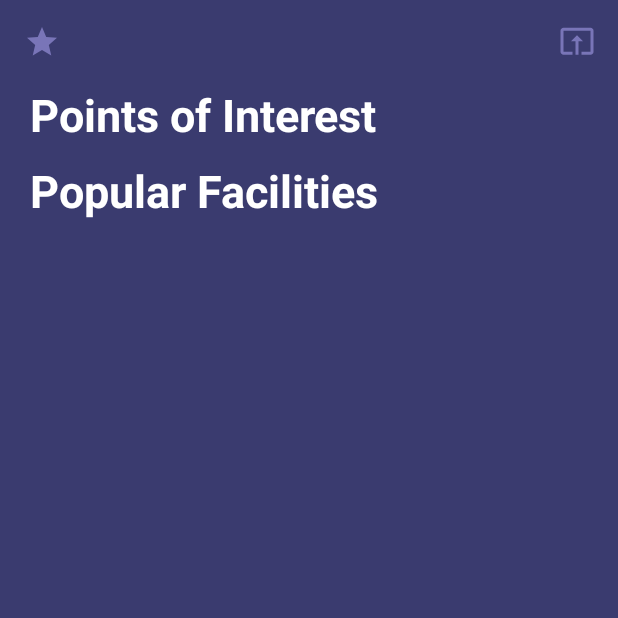
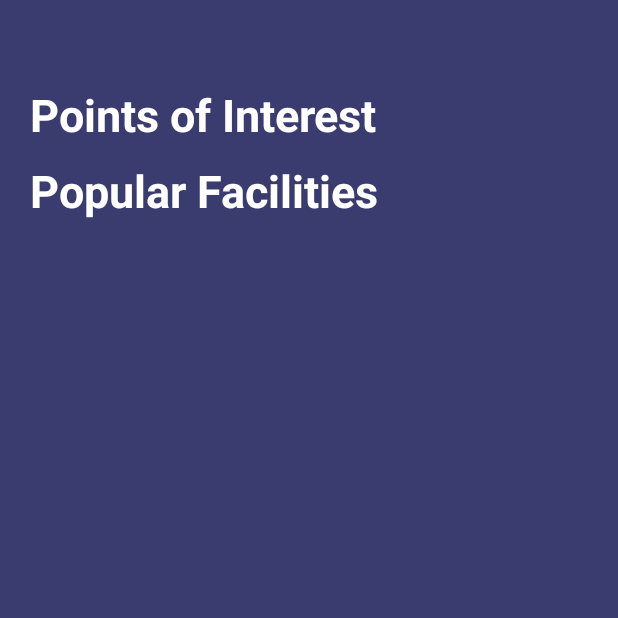
Before and after one commit to nevinjojo/navgo_android, an Android app: the screen it shows after launch (MainActivity), on a phone screen of 412 x 824 dp, the top half of it. Run offline under Robolectric (Android 15) with nearby library versions, the light colour scheme and no system bars; our stand-ins replace Firebase (no records; nobody signed in at launch, a user with empty details on screens opened directly), Picasso; pictures from the network do not load.

Commit message:
Rename package to ccdhb.navgo. Removed icons from menu_toolbar

```diff
--- a/app/build.gradle
+++ b/app/build.gradle
@@ -7,7 +7,7 @@ android {
     buildToolsVersion "29.0.3"
 
     defaultConfig {
-        applicationId "com.iuriidolotov.premiumsleepytime"
+        applicationId "com.ccdhb.navgo"
         minSdkVersion 21
         targetSdkVersion 29
         versionCode 1
--- a/app/src/main/AndroidManifest.xml
+++ b/app/src/main/AndroidManifest.xml
@@ -1,6 +1,6 @@
 <?xml version="1.0" encoding="utf-8"?>
 <manifest xmlns:android="http://schemas.android.com/apk/res/android"
-    package="com.iuriidolotov.sleepytime">
+    package="com.ccdhb.navgo">
 
     <uses-permission android:name="android.permission.ACCESS_NETWORK_STATE" />
     <uses-permission android:name="android.permission.INTERNET"/>
--- a/app/src/main/java/com/iuriidolotov/sleepytime/Activities/SplashActivity.kt
+++ b/app/src/main/java/com/ccdhb/navgo/Activities/SplashActivity.kt
@@ -8,12 +8,12 @@
 // THE ILLEGAL DISTRIBUTION IS PROHIBITED
 //
 
-package com.iuriidolotov.sleepytime.Activities
+package com.ccdhb.navgo.Activities
 
 import android.content.Intent
 import androidx.appcompat.app.AppCompatActivity
 import android.os.Bundle
-import com.iuriidolotov.sleepytime.R
+import com.ccdhb.navgo.R
 
 class SplashActivity: AppCompatActivity() {
 
--- a/app/src/main/java/com/iuriidolotov/sleepytime/Fragments/BreathFragment.kt
+++ b/app/src/main/java/com/ccdhb/navgo/Fragments/BreathFragment.kt
@@ -8,7 +8,7 @@
 // THE ILLEGAL DISTRIBUTION IS PROHIBITED
 //
 
-package com.iuriidolotov.sleepytime.Fragments
+package com.ccdhb.navgo.Fragments
 
 
 import android.os.Bundle
@@ -17,9 +17,7 @@ import android.view.LayoutInflater
 import android.view.View
 import android.view.ViewGroup
 import com.github.florent37.viewanimator.ViewAnimator
-import com.google.android.gms.ads.AdRequest
-import com.google.android.gms.ads.MobileAds
-import com.iuriidolotov.sleepytime.R
+import com.ccdhb.navgo.R
 import kotlinx.android.synthetic.main.breath_layout.*
 
 
--- a/app/src/main/java/com/iuriidolotov/sleepytime/Fragments/SettingsFragment.kt
+++ b/app/src/main/java/com/ccdhb/navgo/Fragments/SettingsFragment.kt
@@ -8,7 +8,7 @@
 // THE ILLEGAL DISTRIBUTION IS PROHIBITED
 //
 
-package com.iuriidolotov.sleepytime.Fragments
+package com.ccdhb.navgo.Fragments
 
 
 import android.content.Intent
@@ -18,7 +18,7 @@ import androidx.fragment.app.Fragment
 import android.view.LayoutInflater
 import android.view.View
 import android.view.ViewGroup
-import com.iuriidolotov.sleepytime.R
+import com.ccdhb.navgo.R
 import kotlinx.android.synthetic.main.settings_layout.*
 
 
@@ -35,7 +35,7 @@ class SettingsFragment : Fragment() {
         super.onActivityCreated(savedInstanceState)
 
         premiumButton.setOnClickListener {
-            val rate = Intent(Intent.ACTION_VIEW, Uri.parse("https://play.google.com/store/apps/details?id=com.iuriidolotov.premiumsleepytime"))
+            val rate = Intent(Intent.ACTION_VIEW, Uri.parse("https://play.google.com/store/apps/details?id=com.ccdhb.navgo"))
             startActivity(rate)
         }
     }
--- a/app/src/main/java/com/iuriidolotov/sleepytime/Models/Model.kt
+++ b/app/src/main/java/com/ccdhb/navgo/Models/Model.kt
@@ -1,4 +1,4 @@
-package com.iuriidolotov.sleepytime.Models
+package com.ccdhb.navgo.Models
 
 class Model {
     var imageDownloadURL: String? = null
--- a/app/src/main/res/layout/menu_toolbar.xml
+++ b/app/src/main/res/layout/menu_toolbar.xml
@@ -3,28 +3,4 @@
     xmlns:android="http://schemas.android.com/apk/res/android"
     android:layout_width="match_parent"
     android:layout_height="wrap_content"
-    android:background="@null">
-
-    <ImageButton
-        android:layout_width="wrap_content"
-        android:layout_height="wrap_content"
-        android:src="@drawable/ic_star"
-        android:tint="@color/colorToolbarItem"
-        android:layout_gravity="start"
-        android:contentDescription="@string/app_name"
-        android:background="@null"
-        android:id="@+id/rateButton"/>
-
-    <ImageButton
-        android:layout_width="wrap_content"
-        android:layout_height="wrap_content"
-        android:src="@drawable/ic_share"
-        android:tint="@color/colorToolbarItem"
-        android:rotation="180"
-        android:layout_gravity="end"
-        android:layout_marginEnd="15dp"
-        android:contentDescription="@string/app_name"
-        android:background="@null"
-        android:id="@+id/shareButton"/>
-
-</androidx.appcompat.widget.Toolbar>
+    android:background="@null"/>
```
Also changed, not shown: app/src/main/java/com/ccdhb/navgo/Activities/MainActivity.kt (renamed from app/src/main/java/com/iuriidolotov/sleepytime/Activities/MainActivity.kt, +5 -6 lines), app/src/main/java/com/ccdhb/navgo/Activities/PlayerActivity.kt (renamed from app/src/main/java/com/iuriidolotov/sleepytime/Activities/PlayerActivity.kt, +3 -7 lines), app/src/main/java/com/ccdhb/navgo/Fragments/HomeFragment.kt (renamed from app/src/main/java/com/iuriidolotov/sleepytime/Fragments/HomeFragment.kt, +5 -21 lines), app/src/main/java/com/ccdhb/navgo/Fragments/SoundsFragment.kt (renamed from app/src/main/java/com/iuriidolotov/sleepytime/Fragments/SoundsFragment.kt, +4 -5 lines), 5 other files.
